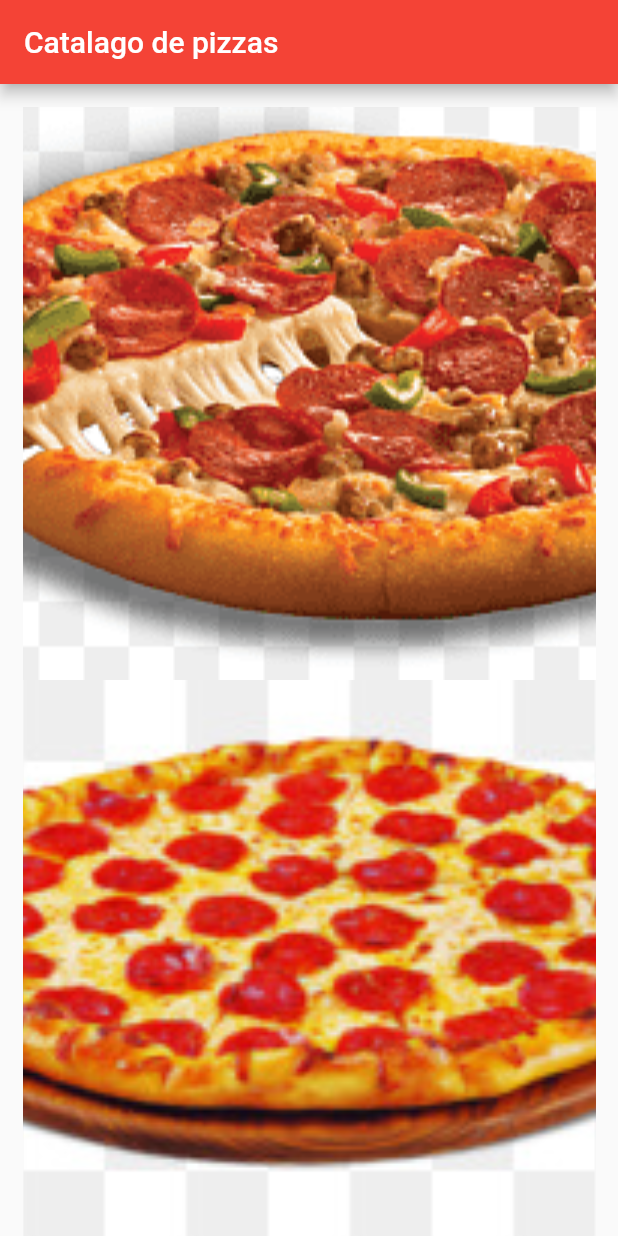
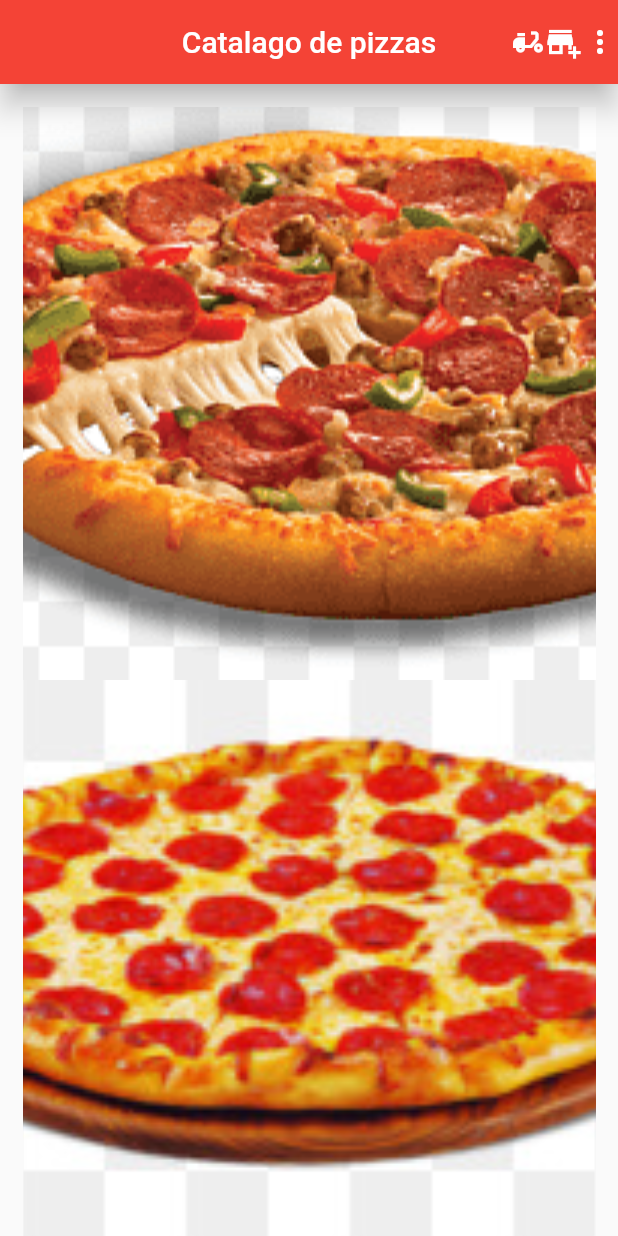
Before and after one commit to Emilio-Guerrero-Peralta/Ej_GridView_Guerrero, a Flutter app: the screen it shows after launch, on a phone screen of 412 x 824 dp. Run offline on Flutter 3.47's test engine with Material 2 defaults, Android fonts, the phone set to English and light mode, and no system bars.

Commit message:
Switching to branch master2

```diff
--- a/lib/gridviewarticulo.dart
+++ b/lib/gridviewarticulo.dart
@@ -22,6 +22,13 @@ class _Paginaincialstate extends State<Paginaincial> {
     return Scaffold(
         appBar: AppBar(
           title: const Text("Catalago de pizzas"),
+          centerTitle: true,
+          actions: [
+            Icon(Icons.delivery_dining),
+            Icon(Icons.add_business),
+            Icon(Icons.more_vert)
+          ],
+          elevation: 8,
         ),
         body: GridView.custom(
           gridDelegate: const SliverGridDelegateWithFixedCrossAxisCount(
```
Also changed, not shown: 1 other file.
